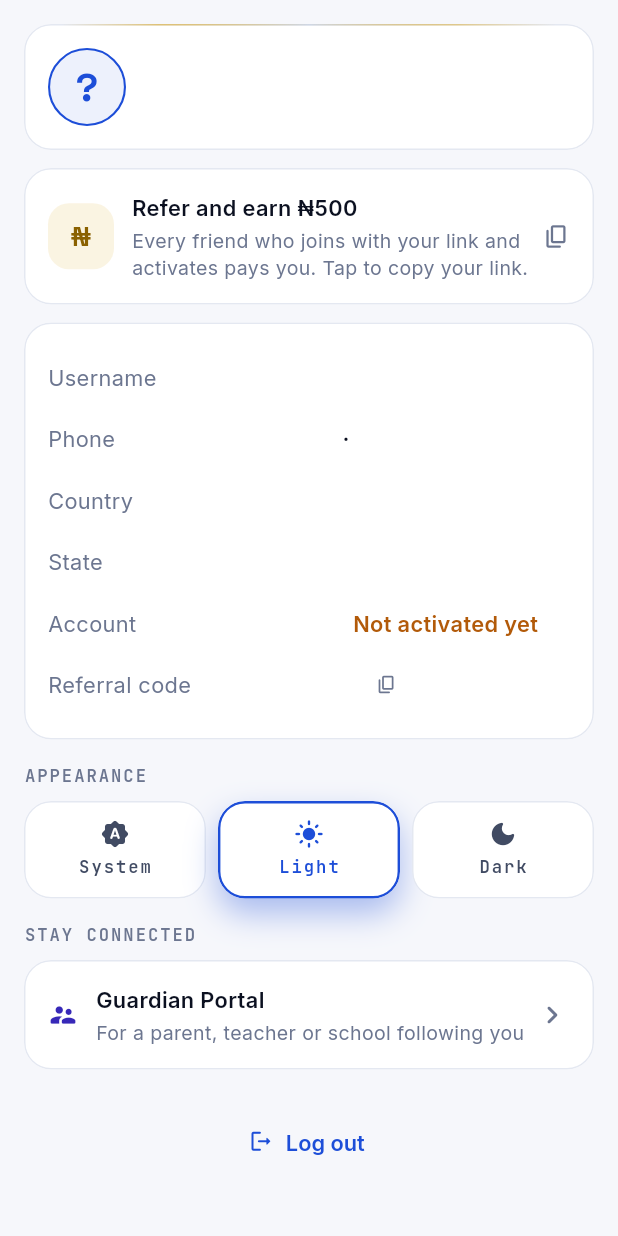
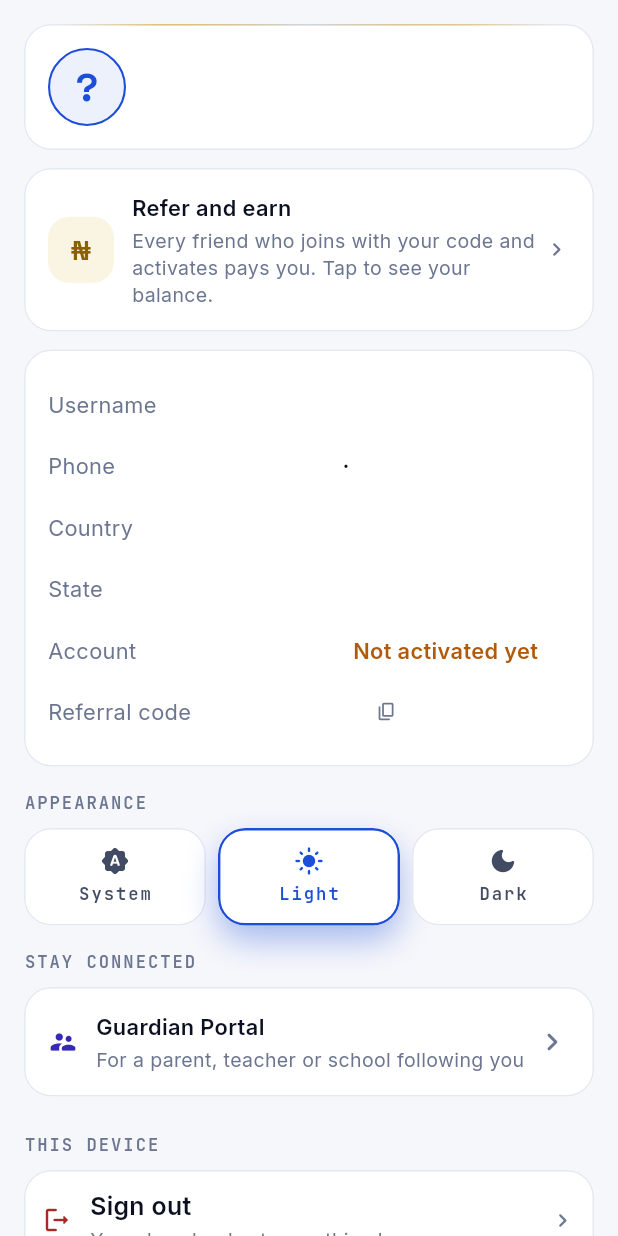
Before and after one commit to isaac2526/lockinpoint-mobile, a Flutter app: the _Content widget shown alone on an empty page, opened directly with empty values, on a phone screen of 412 x 824 dp. Run offline on Flutter 3.47's test engine with Material 3 defaults, Android fonts, the phone set to English and light mode, and no system bars; our stand-ins replace cached_network_image, connectivity_plus, dio, drift, flutter_html, flutter_riverpod and 4 more; missing offline and left inert: flutter_math_fork; accounts and stored records are empty; generated files the repository leaves out were written again; network calls fail.

Commit message:
The profile page: no invented price, and a sign-out you can find
TWO REAL FAULTS.

"Refer and earn ₦500" was written into the app. The reward is a row an
admin edits — change it to 750 and the app went on promising 500, in
naira, to a student in Ghana. The card names no amount now and opens the
referrals screen, where the figure comes from the server in the student's
own currency.

And signing out was a bare TextButton at the foot of a long scroll with
nothing behind it. It is the one action on this page a student cannot
undo with another tap, and on a shared phone it is also the one they most
want to find. It is a row with the weight of one now, under its own
heading, and it asks first — saying the thing a student actually worries
about: everything downloaded stays on the phone.

Three existing tests failed on these changes, which is what they are for.
Updated rather than deleted: one now holds that NO amount appears on the
banner, and a new one holds that signing out asks, says what is not lost,
and can be backed out of.

flutter analyze clean, 255 tests pass.

Co-Authored-By: Claude Opus 5 <noreply@anthropic.com>
Claude-Session: https://claude.ai/code/session_01W3cCeejHXR5JQoVD26xwHw

```diff
--- a/lib/features/profile/profile_screen.dart
+++ b/lib/features/profile/profile_screen.dart
@@ -7,6 +7,7 @@ import '../../app/theme_controller.dart';
 import '../../core/api.dart';
 import '../../core/config.dart';
 import '../../design/components.dart';
+import '../referrals/referrals_screen.dart';
 import '../../design/glass.dart';
 import '../../design/motion_widgets.dart';
 import '../../design/theme.dart';
@@ -155,13 +156,13 @@ class _Content extends ConsumerWidget {
             index: 1,
             child: GlassSurface(
               tier: GlassTier.raised,
-              onTap: () => _copy(
-                context,
-                '${AppConfig.apiBase}/signup?ref=$code',
-                'Your invite link is copied. Send it to a friend!',
+              onTap: () => Navigator.of(context).push(
+                MaterialPageRoute<void>(
+                  builder: (_) => const ReferralsScreen(),
+                ),
               ),
               semanticLabel:
-                  'Refer and earn 500 naira. Tap to copy your invite link.',
+                  'Refer and earn. Open your code, balance and payouts.',
               child: Row(
                 children: [
                   Container(
@@ -182,20 +183,26 @@ class _Content extends ConsumerWidget {
                     child: Column(
                       crossAxisAlignment: CrossAxisAlignment.start,
                       children: [
+                        /* NO FIGURE HERE. This said "Refer and earn ₦500",
+                           and the reward is a row an admin edits — change it
+                           to 750 and the app went on promising 500, in naira,
+                           to a student in Ghana. The real amount, in the
+                           student's own currency, is on the screen this
+                           opens, where it comes from the server. */
                         Text(
-                          'Refer and earn ₦500',
+                          'Refer and earn',
                           style: LipType.smallStrong.copyWith(color: c.text1),
                         ),
                         const SizedBox(height: 2),
                         Text(
-                          'Every friend who joins with your link and '
-                          'activates pays you. Tap to copy your link.',
+                          'Every friend who joins with your code and '
+                          'activates pays you. Tap to see your balance.',
                           style: LipType.caption.copyWith(color: c.text3),
                         ),
                       ],
                     ),
                   ),
-                  Icon(Icons.copy_rounded, size: 18, color: c.text3),
+                  Icon(Icons.chevron_right_rounded, size: 18, color: c.text3),
                 ],
               ),
             ),
@@ -299,11 +306,68 @@ class _Content extends ConsumerWidget {
         Entrance(index: 5, child: _ContactCard()),
         const SizedBox(height: Gap.xl),
 
-        // ---- the exit ------------------------------------------------
-        TextButton.icon(
-          onPressed: () => ref.read(authControllerProvider.notifier).logOut(),
-          icon: const Icon(Icons.logout_rounded, size: 17),
-          label: const Text('Log out'),
+        /* ---- the exit ------------------------------------------------
+
+           A bare TextButton at the very bottom of a long scroll, with no
+           confirmation behind it. Signing out is the one action on this page
+           a student cannot undo with another tap — and on a shared phone it
+           is also the one they most want to find. It is a row now, with the
+           weight of one, and it says what does NOT get lost. */
+        const LipLabel('This device'),
+        const SizedBox(height: Gap.sm),
+        Entrance(
+          index: 6,
+          child: GlassSurface(
+            tier: GlassTier.raised,
+            padding: const EdgeInsets.all(Gap.md),
+            onTap: () async {
+              final yes = await showDialog<bool>(
+                context: context,
+                builder: (d) => AlertDialog(
+                  title: const Text('Sign out?'),
+                  content: const Text(
+                    'Everything you have downloaded stays on this phone and '
+                    'will be here when you sign back in.',
+                  ),
+                  actions: [
+                    TextButton(
+                      onPressed: () => Navigator.of(d).pop(false),
+                      child: const Text('Stay'),
+                    ),
+                    FilledButton(
+                      onPressed: () => Navigator.of(d).pop(true),
+                      child: const Text('Sign out'),
+                    ),
+                  ],
+                ),
+              );
+              if (yes == true) {
+                await ref.read(authControllerProvider.notifier).logOut();
+              }
+            },
+            child: Row(
+              children: [
+                Icon(Icons.logout_rounded, size: 20, color: c.hues.rose.ink),
+                const SizedBox(width: Gap.md),
+                Expanded(
+                  child: Column(
+                    crossAxisAlignment: CrossAxisAlignment.start,
+                    children: [
+                      Text(
+                        'Sign out',
+                        style: LipType.bodyStrong.copyWith(color: c.text1),
+                      ),
+                      Text(
+                        'Your downloads stay on this phone',
+                        style: LipType.caption.copyWith(color: c.text3),
+                      ),
+                    ],
+                  ),
+                ),
+                Icon(Icons.chevron_right_rounded, size: 18, color: c.text3),
+              ],
+            ),
+          ),
         ),
       ],
     );
```
Also changed, not shown: 1 other file.
